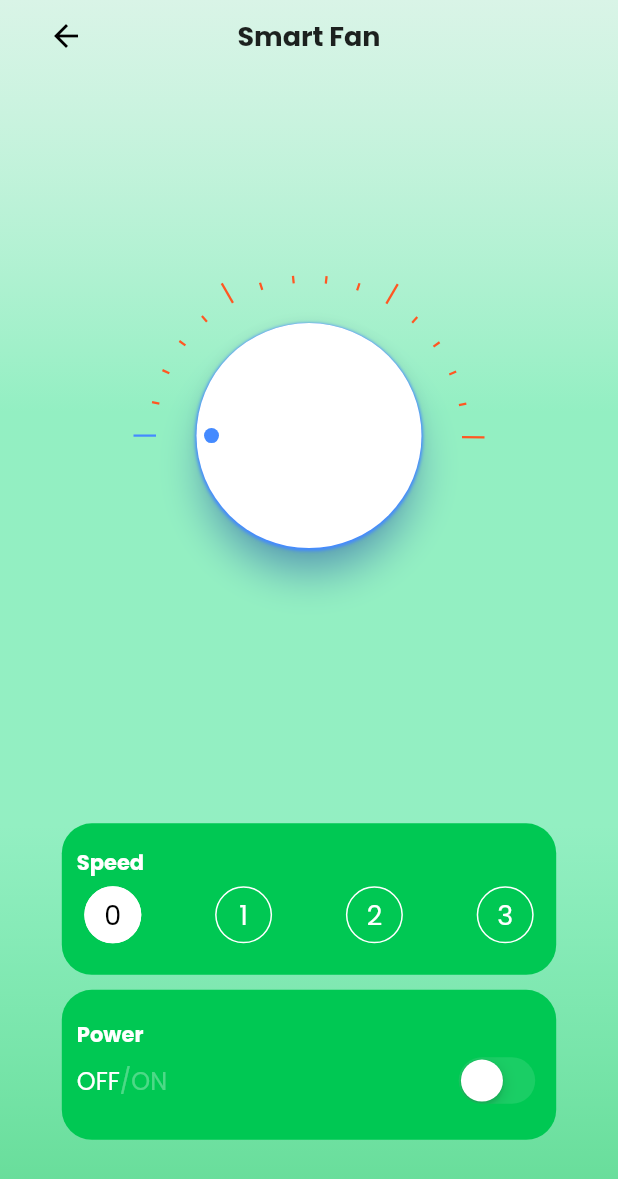
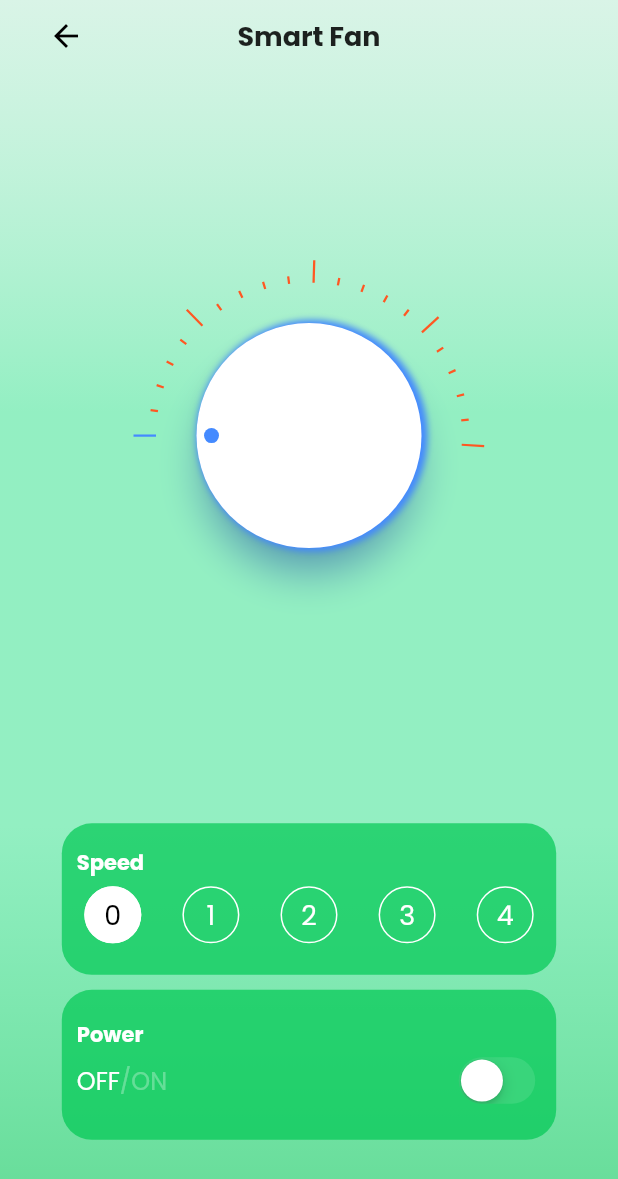
Before and after one commit to ayyysh04/ota_fix, a Flutter app: the screen it shows after launch, on a phone screen of 412 x 824 dp. Shown: the top 1179 px of the screen. Run offline on Flutter 3.47's test engine with Material 2 defaults, Android fonts, the phone set to English and light mode, and no system bars; drawn by our look-alikes of velocity_x; our stand-ins replace carousel_slider, dotted_border, easy_splash_screen, font_awesome_flutter, glassmorphism_ui, google_fonts and 3 more; missing offline and left inert: network_info_plus.

Commit message:
fixed fan screen bugs and added state management

```diff
--- a/lib/model/deviceItem_model.dart
+++ b/lib/model/deviceItem_model.dart
@@ -8,18 +8,18 @@ import 'package:ota_fix/model/fanItem_model.dart';
 class Item {
   Item({
     @required this.name,
-    @required this.iconOn,
-    @required this.iconOff,
+    // @required this.iconOn,
+    // @required this.iconOff,
     @required this.active,
-    @required this.color,
+    // @required this.color,
     @required this.type,
   });
 
   String? name;
-  IconData? iconOn;
-  IconData? iconOff;
+  // IconData? iconOn;
+  // IconData? iconOff;
   bool? active;
-  Color? color;
+  // Color? color;
   DeviceType? type;
 }
 
@@ -28,18 +28,18 @@ enum DeviceType { light, fan }
 List<dynamic> deviceList = [
   Item(
     name: 'Smart Light',
-    iconOn: Icons.light_rounded,
-    iconOff: Icons.light_outlined,
+    // iconOn: Icons.light_rounded,
+    // iconOff: Icons.light_outlined,
     active: false,
-    color: Color(0xFFFD443C),
+    // color: Color(0xFFFD443C),
     type: DeviceType.light,
   ),
   FanItem(
       name: 'Smart Fan',
-      iconOn: LineAwesomeIcons.fan,
-      iconOff: LineAwesomeIcons.fan,
+      // iconOn: LineAwesomeIcons.fan,
+      // iconOff: LineAwesomeIcons.fan,
       active: false,
-      color: Color(0xFF5D24FB),
+      // color: Color(0xFF5D24FB),
       type: DeviceType.fan,
       knobvalue: 0,
       speed: 0)
--- a/lib/model/fanItem_model.dart
+++ b/lib/model/fanItem_model.dart
@@ -6,19 +6,19 @@ class FanItem extends Item {
 
   FanItem({
     name,
-    iconOn,
-    iconOff,
+    // iconOn,
+    // iconOff,
     active,
-    color,
+    // color,
     type,
     this.speed = 0,
     this.knobvalue = 0,
   }) : super(
           name: name,
-          iconOn: iconOn,
-          iconOff: iconOff,
+          // iconOn: iconOn,
+          // iconOff: iconOff,
           active: active,
-          color: color,
+          // color: color,
           type: type,
         );
 }
--- a/lib/screen/component/on_off_widget.dart
+++ b/lib/screen/component/on_off_widget.dart
@@ -1,5 +1,6 @@
 import 'package:flutter/cupertino.dart';
 import 'package:flutter/material.dart';
+import 'package:ota_fix/core/store.dart';
 import 'package:ota_fix/model/fanItem_model.dart';
 import 'package:ota_fix/screen/fan_screen.dart';
 import 'package:velocity_x/velocity_x.dart';
@@ -8,10 +9,8 @@ class OnOffWidget extends StatefulWidget {
   const OnOffWidget({
     Key? key,
     @required this.fanItem,
-    @required this.onChanged,
   }) : super(key: key);
   final FanItem? fanItem;
-  final Function(bool)? onChanged;
 
   @override
   _OnOffWidgetState createState() => _OnOffWidgetState();
@@ -23,9 +22,9 @@ class _OnOffWidgetState extends State<OnOffWidget> {
     return Container(
       padding: const EdgeInsets.symmetric(vertical: 16, horizontal: 10),
       decoration: BoxDecoration(
-          borderRadius: BorderRadius.circular(20.0), color: colorGreen
-          // getBackColor(widget.fanItem!.knobvalue!),
-          ),
+        borderRadius: BorderRadius.circular(20.0),
+        color: getBackColor(widget.fanItem!.speed),
+      ),
       height: 100,
       width: MediaQuery.of(context).size.width * 0.8,
       child: Column(
@@ -72,9 +71,7 @@ class _OnOffWidgetState extends State<OnOffWidget> {
                     : Colors.white.withOpacity(0.1),
                 value: widget.fanItem!.active!,
                 onChanged: (value) {
-                  setState(() {
-                    widget.onChanged!(value);
-                  });
+                  ChangeStatus(value);
                 },
               ),
             ],
@@ -84,21 +81,20 @@ class _OnOffWidgetState extends State<OnOffWidget> {
     );
   }
 
-  // Color? getBackColor(double value) {
-  //   int newValue = value.toInt();
-  //   Color? newColor;
-  //   if (newValue >= 16 && newValue < 19) {
-  //     newColor = colorGreen;
-  //   } else if (newValue >= 19 && newValue < 22) {
-  //     newColor = colorTeal;
-  //   } else if (newValue >= 22 && newValue < 25) {
-  //     newColor = colorBlue;
-  //   } else if (newValue >= 25 && newValue < 28) {
-  //     newColor = colorViolet;
-  //   } else if (newValue >= 28) {
-  //     newColor = colorRed;
-  //   }
+  Color? getBackColor(int value) {
+    Color? newColor;
+    if (value == 0) {
+      newColor = colorGreen;
+    } else if (value == 1) {
+      newColor = colorTeal;
+    } else if (value == 2) {
+      newColor = colorBlue;
+    } else if (value == 3) {
+      newColor = colorViolet;
+    } else if (value == 4) {
+      newColor = colorRed;
+    }
 
-  //   return newColor!.withOpacity(0.7);
-  // }
+    return newColor!.withOpacity(0.7);
+  }
 }
--- a/lib/screen/component/speed_widget.dart
+++ b/lib/screen/component/speed_widget.dart
@@ -2,26 +2,23 @@ import 'package:flutter/material.dart';
 import 'package:ota_fix/core/store.dart';
 import 'package:ota_fix/model/fanItem_model.dart';
 import 'package:ota_fix/screen/fan_screen.dart';
-
 import 'package:velocity_x/velocity_x.dart';
 
 class SpeedWidget extends StatelessWidget {
   const SpeedWidget({
     Key? key,
     @required this.fanItem,
-    @required this.onPressed,
   }) : super(key: key);
   final FanItem? fanItem;
-  final Function(int)? onPressed;
 
   @override
   Widget build(BuildContext context) {
     return Container(
       padding: const EdgeInsets.symmetric(vertical: 16, horizontal: 10),
       decoration: BoxDecoration(
-          borderRadius: BorderRadius.circular(20.0), color: colorGreen
-          // getBackColor(fanItem!.knobvalue!),
-          ),
+        borderRadius: BorderRadius.circular(20.0),
+        color: getBackColor(fanItem!.speed),
+      ),
       // height: 100,
       width: MediaQuery.of(context).size.width * 0.8,
       child: Column(
@@ -39,10 +36,11 @@ class SpeedWidget extends StatelessWidget {
             mainAxisAlignment: MainAxisAlignment.spaceBetween,
             children: [
               RawMaterialButton(
-                onPressed: () {
-                  ChangeSpeed(0);
-                  // onPressed!(0);
-                },
+                onPressed: fanItem!.active!
+                    ? () {
+                        ChangeSpeed(0);
+                      }
+                    : null,
                 fillColor:
                     fanItem!.speed == 0 ? Colors.white : Colors.transparent,
                 elevation: 0,
@@ -57,10 +55,11 @@ class SpeedWidget extends StatelessWidget {
                 shape: CircleBorder(side: BorderSide(color: Colors.white)),
               ),
               RawMaterialButton(
-                onPressed: () {
-                  ChangeSpeed(1);
-                  // onPressed!(1);
-                },
+                onPressed: fanItem!.active!
+                    ? () {
+                        ChangeSpeed(1);
+                      }
+                    : null,
                 fillColor:
                     fanItem!.speed == 1 ? Colors.white : Colors.transparent,
                 elevation: 0,
@@ -75,9 +74,11 @@ class SpeedWidget extends StatelessWidget {
                 shape: CircleBorder(side: BorderSide(color: Colors.white)),
               ),
               RawMaterialButton(
-                onPressed: () {
-                  onPressed!(2);
-                },
+                onPressed: fanItem!.active!
+                    ? () {
+                        ChangeSpeed(2);
+                      }
+                    : null,
                 fillColor:
                     fanItem!.speed == 2 ? Colors.white : Colors.transparent,
                 elevation: 0,
@@ -92,9 +93,11 @@ class SpeedWidget extends StatelessWidget {
                 shape: CircleBorder(side: BorderSide(color: Colors.white)),
               ),
               RawMaterialButton(
-                onPressed: () {
-                  onPressed!(3);
-                },
+                onPressed: fanItem!.active!
+                    ? () {
+                        ChangeSpeed(3);
+                      }
+                    : null,
                 fillColor:
                     fanItem!.speed == 3 ? Colors.white : Colors.transparent,
                 elevation: 0,
@@ -108,6 +111,25 @@ class SpeedWidget extends StatelessWidget {
                 ),
                 shape: CircleBorder(side: BorderSide(color: Colors.white)),
               ),
+              RawMaterialButton(
+                onPressed: fanItem!.active!
+                    ? () {
+                        ChangeSpeed(4);
+                      }
+                    : null,
+                fillColor:
+                    fanItem!.speed == 4 ? Colors.white : Colors.transparent,
+                elevation: 0,
+                constraints:
+                    const BoxConstraints(minWidth: 38.0, minHeight: 38.0),
+                child: Text(
+                  '4',
+                  style: TextStyle(
+                      color: fanItem!.speed == 4 ? Colors.black : Colors.white,
+                      fontSize: 18),
+                ),
+                shape: CircleBorder(side: BorderSide(color: Colors.white)),
+              ),
             ],
           )
         ],
@@ -115,21 +137,20 @@ class SpeedWidget extends StatelessWidget {
     );
   }
 
-  // Color? getBackColor(double value) {
-  //   int newValue = value.toInt();
-  //   Color? newColor;
-  //   if (newValue >= 16 && newValue < 19) {
-  //     newColor = colorGreen;
-  //   } else if (newValue >= 19 && newValue < 22) {
-  //     newColor = colorTeal;
-  //   } else if (newValue >= 22 && newValue < 25) {
-  //     newColor = colorBlue;
-  //   } else if (newValue >= 25 && newValue < 28) {
-  //     newColor = colorViolet;
-  //   } else if (newValue >= 28) {
-  //     newColor = colorRed;
-  //   }
+  Color? getBackColor(int value) {
+    Color? newColor;
+    if (value == 0) {
+      newColor = colorGreen;
+    } else if (value == 1) {
+      newColor = colorTeal;
+    } else if (value == 2) {
+      newColor = colorBlue;
+    } else if (value == 3) {
+      newColor = colorViolet;
+    } else if (value == 4) {
+      newColor = colorRed;
+    }
 
-  //   return newColor!.withOpacity(0.7);
-  // }
+    return newColor!.withOpacity(0.7);
+  }
 }
--- a/lib/screen/fan_screen.dart
+++ b/lib/screen/fan_screen.dart
@@ -2,27 +2,19 @@ import 'package:flutter/material.dart';
 import 'package:ota_fix/core/store.dart';
 import 'package:ota_fix/model/fanItem_model.dart';
 import 'package:ota_fix/screen/component/on_off_widget.dart';
-import 'package:ota_fix/screen/component/semi_circle_widget.dart';
 import 'package:ota_fix/screen/component/speed_widget.dart';
-import 'package:ota_fix/screen/component/temperature_widget.dart';
-import 'package:ota_fix/screen/new%20fan/controlknob.dart';
 import 'package:ota_fix/screen/new%20fan/gesturedetector.dart';
-import 'package:ota_fix/screen/new%20fan/knobcontainer.dart';
 import 'package:ota_fix/screen/new%20fan/tickerpainter.dart';
 import 'package:velocity_x/velocity_x.dart';
 
 class FanScreen extends StatelessWidget {
-  double? _rotatorAngle;
-
-  GlobalKey _rotatorKey = GlobalKey();
-
   final _vxClass = (VxState.store as Mystore);
 
   @override
   Widget build(BuildContext context) {
     return Scaffold(
       body: VxBuilder(
-        mutations: {ChangeSpeed, ChangeStatus},
+        mutations: {ChangeStatus, ChangeValue, ChangeSpeed},
         builder: (BuildContext context, store, VxStatus? status) {
           return Container(
             height: MediaQuery.of(context).size.height,
@@ -30,7 +22,7 @@ class FanScreen extends StatelessWidget {
               gradient: LinearGradient(
                   begin: Alignment.topCenter,
                   end: Alignment.bottomCenter,
-                  colors: gradientGreen
+                  colors: getBackColor(_vxClass.myDevices[1].speed)!
                   //  getBackColor(_vxClass.myDevices[1].knobvalue)!,
                   ),
             ),
@@ -113,7 +105,9 @@ class FanScreen extends StatelessWidget {
                                         padding: EdgeInsets.all(80),
                                         child: CustomPaint(
                                           painter: TickPainter(
-                                              currentRed: 0 * 5) //0-15
+                                              currentRed: 5 *
+                                                  _vxClass.myDevices[1]
+                                                      .speed) //0-21 : 0 , 5 ,10 ,15,20
                                           ,
                                         ),
                                       ),
@@ -176,17 +170,11 @@ class FanScreen extends StatelessWidget {
                                 children: [
                                   SpeedWidget(
                                     fanItem: _vxClass.myDevices[1],
-                                    onPressed: (value) {
-                                      ChangeSpeed(value);
-                                    },
                                   ),
                                   // Spacer(),
                                   10.heightBox,
                                   OnOffWidget(
                                     fanItem: _vxClass.myDevices[1] as FanItem,
-                                    onChanged: (value) {
-                                      ChangeStatus(value);
-                                    },
                                   ),
                                   // SizedBox(
                                   //   height: 20,
@@ -216,33 +204,31 @@ class FanScreen extends StatelessWidget {
     return value.toInt();
   }
 
-  List<Color>? getBackColor(double value) {
-    int newValue = value.toInt();
-    if (newValue >= 16 && newValue < 19) {
+  List<Color>? getBackColor(int value) {
+    if (value == 0) {
       return gradientGreen;
-    } else if (newValue >= 19 && newValue < 22) {
+    } else if (value == 1) {
       return gradientTeal;
-    } else if (newValue >= 22 && newValue < 25) {
+    } else if (value == 2) {
       return gradientBlue;
-    } else if (newValue >= 25 && newValue < 28) {
+    } else if (value == 3) {
       return gradientViolet;
-    } else if (newValue >= 28) {
+    } else if (value == 4) {
       return gradientRed;
     }
   }
 
   Color? getSliderColor(double value) {
-    int newValue = value.toInt();
     Color? newColor;
-    if (newValue >= 16 && newValue < 19) {
+    if (value == 0) {
       newColor = colorGreen;
-    } else if (newValue >= 19 && newValue < 22) {
+    } else if (value == 1) {
       newColor = colorTeal;
-    } else if (newValue >= 22 && newValue < 25) {
+    } else if (value == 2) {
       newColor = colorBlue;
-    } else if (newValue >= 25 && newValue < 28) {
+    } else if (value == 3) {
       newColor = colorViolet;
-    } else if (newValue >= 28) {
+    } else if (value == 4) {
       newColor = colorRed;
     }
 
--- a/lib/screen/new fan/controlknob.dart
+++ b/lib/screen/new fan/controlknob.dart
@@ -1,32 +1,14 @@
-import 'dart:math';
-
 import 'package:flutter/material.dart';
 
-import 'package:ota_fix/screen/new%20fan/circletickpainter.dart';
-
 class ControlKnob extends StatelessWidget {
-  // final double knobReading;
-  // double? knobAngle;
-  // ControlKnob({
-  //   this.knobReading = 0,
-  //   this.knobAngle,
-  // });
-
   @override
   Widget build(BuildContext context) {
-    // if (knobAngle == null) {
-    //   knobAngle = knobReading * pi / 3;
-    // }
     return Material(
       color: Colors.blueAccent,
       elevation: 10,
       shape: CircleBorder(),
       shadowColor: Colors.blueAccent,
-      child:
-          //  Transform.rotate(
-          //   angle: knobAngle!,
-          //   child:
-          Container(
+      child: Container(
         width: 150,
         height: 150,
         decoration: BoxDecoration(
@@ -35,9 +17,9 @@ class ControlKnob extends StatelessWidget {
             boxShadow: [
               BoxShadow(
                 color: Colors.blueAccent,
-                blurRadius: 1.0,
-                spreadRadius: 1.0,
-                offset: const Offset(0.0, 1.0),
+                blurRadius: 3.0,
+                spreadRadius: 2.0,
+                offset: const Offset(2.0, 0.0),
               )
             ]),
         child: Stack(
--- a/lib/screen/new fan/gesturedetector.dart
+++ b/lib/screen/new fan/gesturedetector.dart
@@ -7,25 +7,16 @@ import 'package:ota_fix/model/fanItem_model.dart';
 import 'package:ota_fix/screen/new%20fan/controlknob.dart';
 import 'package:velocity_x/velocity_x.dart';
 
-class CircleGestureDetector extends StatefulWidget {
+class CircleGestureDetector extends StatelessWidget {
   final _vxClass = (VxState.store as Mystore);
   double knobReading;
   CircleGestureDetector({
     Key? key,
     required this.knobReading,
   }) : super(key: key);
-  @override
-  _CircleGestureDetectorState createState() => _CircleGestureDetectorState();
-}
 
-class _CircleGestureDetectorState extends State<CircleGestureDetector> {
   double degree = 0;
   double radius = 150 / 2;
-  @override
-  void initState() {
-    super.initState();
-    // radius = wheelSize / 2;
-  }
 
   void _panHandler(DragUpdateDetails d) {
     /// Pan location on the wheel
@@ -57,30 +48,27 @@ class _CircleGestureDetectorState extends State<CircleGestureDetector> {
 
     // bool movingClockwise = rotationalChange > 0;
     // bool movingCounterClockwise = rotationalChange < 0;
-    double temp = degree + (rotationalChange / 1.5);
-    setState(() {
-      if (temp >= 0 && temp <= 180) {
-        // degree = temp;
+    double temp = (_vxClass.myDevices[1] as FanItem).knobvalue! * (180 / pi) +
+        (rotationalChange / 1.5);
+    // setState(() {
+    if (temp >= 0 && temp <= 180) {
+      ChangeValue(value: temp * (pi / 180));
 
-        ChangeValue(value: temp * (pi / 180));
-        degree = temp;
-        // (widget._vxClass.myDevices[1] as FanItem).knobvalue = temp;
-      }
-
-      print(degree);
-      // _movement = rotationalChange + _movement;
-    });
+      // (widget._vxClass.myDevices[1] as FanItem).knobvalue = temp;
+    }
+    // });
 
     // Now do something interesting with these computations!
   }
 
   @override
   Widget build(BuildContext context) {
-    print((widget._vxClass.myDevices[1] as FanItem).knobvalue);
+    // print((widget._vxClass.myDevices[1] as FanItem).knobvalue);
     return GestureDetector(
-        onPanUpdate: _panHandler,
+        onPanUpdate:
+            (_vxClass.myDevices[1] as FanItem).active! ? _panHandler : null,
         child: Transform.rotate(
-          angle: (widget._vxClass.myDevices[1] as FanItem).knobvalue!,
+          angle: (_vxClass.myDevices[1] as FanItem).knobvalue!,
           // degree * (pi / 180),
           child: ControlKnob(
               // knobReading: widget.knobReading,
--- a/lib/screen/new fan/tickerpainter.dart
+++ b/lib/screen/new fan/tickerpainter.dart
@@ -11,7 +11,7 @@ class TickPainter extends CustomPainter {
   final currentRed;
 
   TickPainter({
-    this.tickCount = 16,
+    this.tickCount = 21,
     this.tickPerSection = 5,
     this.tickInset = 0.0,
     this.currentRed,
```
Also changed, not shown: lib/core/store.dart (+13 -1 lines).
